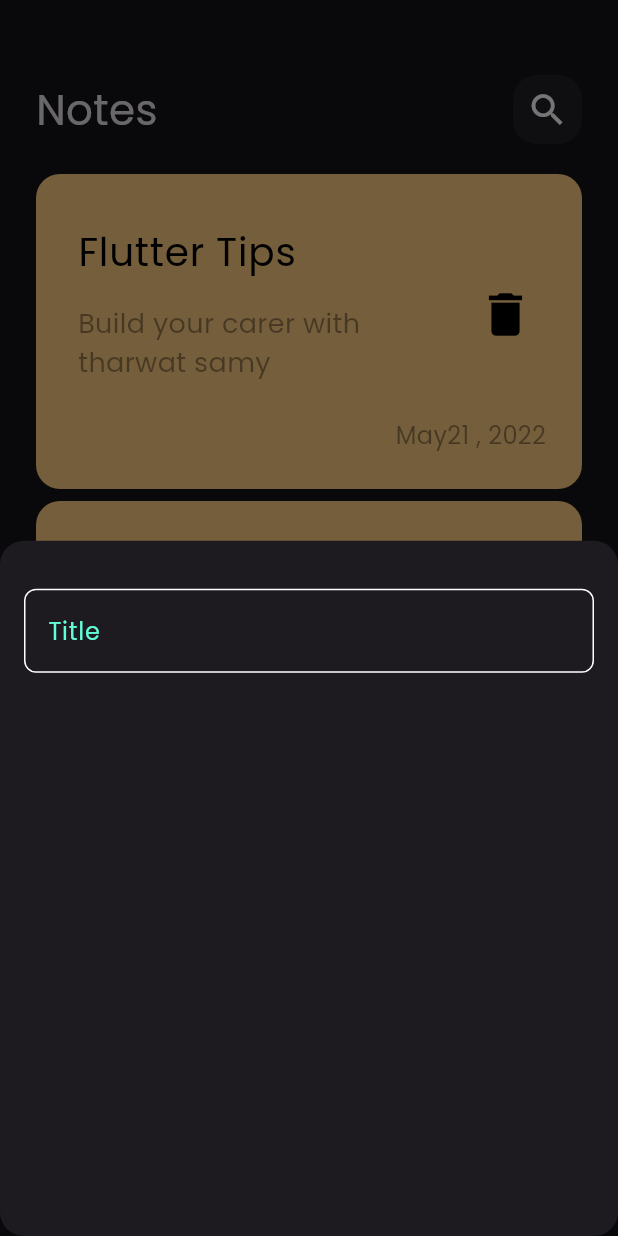
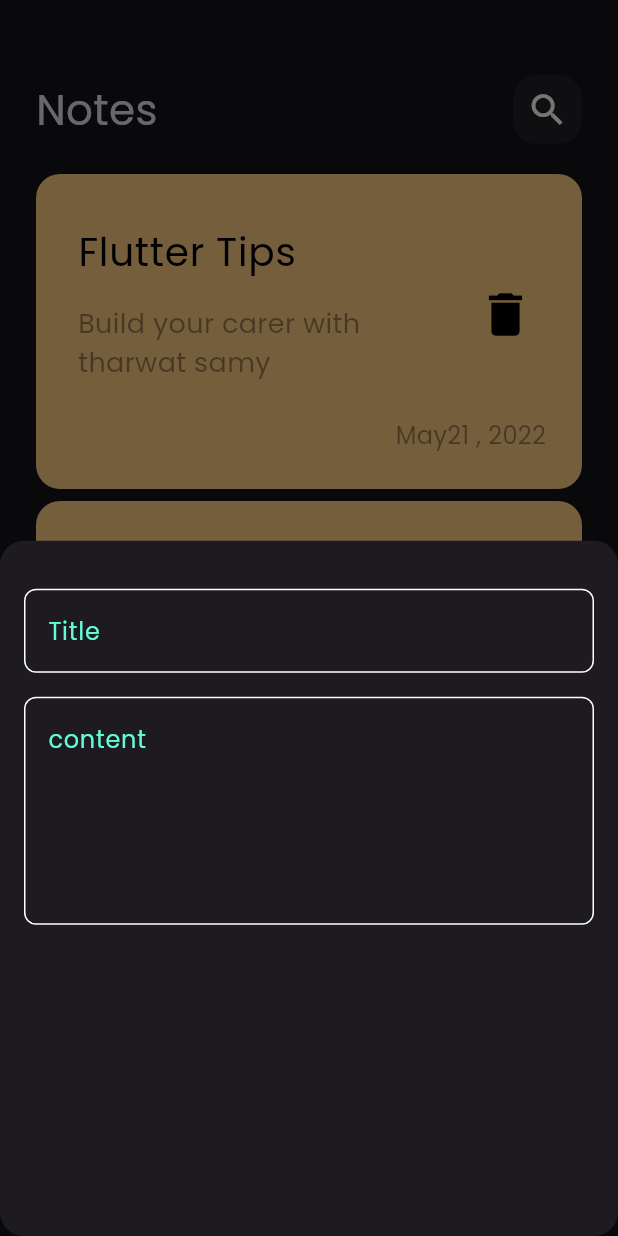
Before and after one commit to marselino74/Notes_app, a Flutter app: the screen it shows after launch, after a tap on the "add" icon, on a phone screen of 412 x 824 dp. Run offline on Flutter 3.47's test engine with Material 3 defaults, Android fonts, the phone set to English and light mode, and no system bars.

Commit message:
add fields to notes buttom sheet

```diff
--- a/lib/Widgets/AddNoteButtomSheet.dart
+++ b/lib/Widgets/AddNoteButtomSheet.dart
@@ -13,7 +13,16 @@ class AddNoteButtomSheet extends StatelessWidget {
           SizedBox(
             height: 32,
           ),
-          CustomeTextFeild(),
+          CustomeTextFeild(
+            hint: 'Title',
+          ),
+          SizedBox(
+            height: 16,
+          ),
+          CustomeTextFeild(
+            hint: 'content',
+            maxLines: 5,
+          ),
         ],
       ),
     );
--- a/lib/Widgets/Custome_Text_feild.dart
+++ b/lib/Widgets/Custome_Text_feild.dart
@@ -2,14 +2,22 @@ import 'package:flutter/material.dart';
 import 'package:notes_app/Constants.dart';
 
 class CustomeTextFeild extends StatelessWidget {
-  const CustomeTextFeild({super.key});
+  const CustomeTextFeild({
+    super.key,
+    required this.hint,
+    this.maxLines = 1,
+  });
+
+  final String hint;
+  final int maxLines;
 
   @override
   Widget build(BuildContext context) {
     return TextField(
+      maxLines: maxLines,
       cursorColor: kPrimaryColor,
       decoration: InputDecoration(
-        hintText: 'Title',
+        hintText: hint,
         hintStyle: const TextStyle(color: kPrimaryColor),
         border: buildBorder(),
         enabledBorder: buildBorder(),
```
